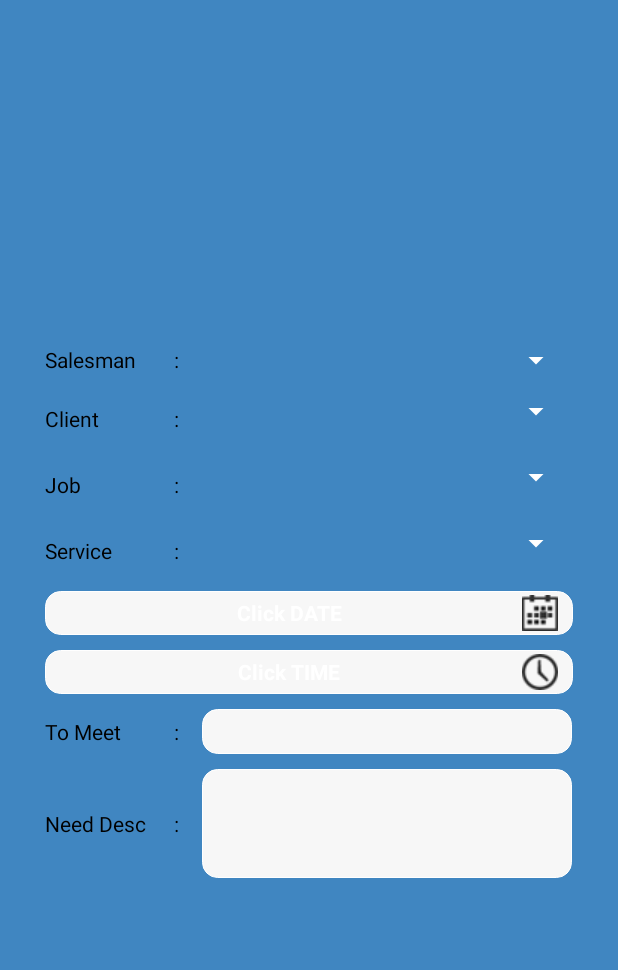
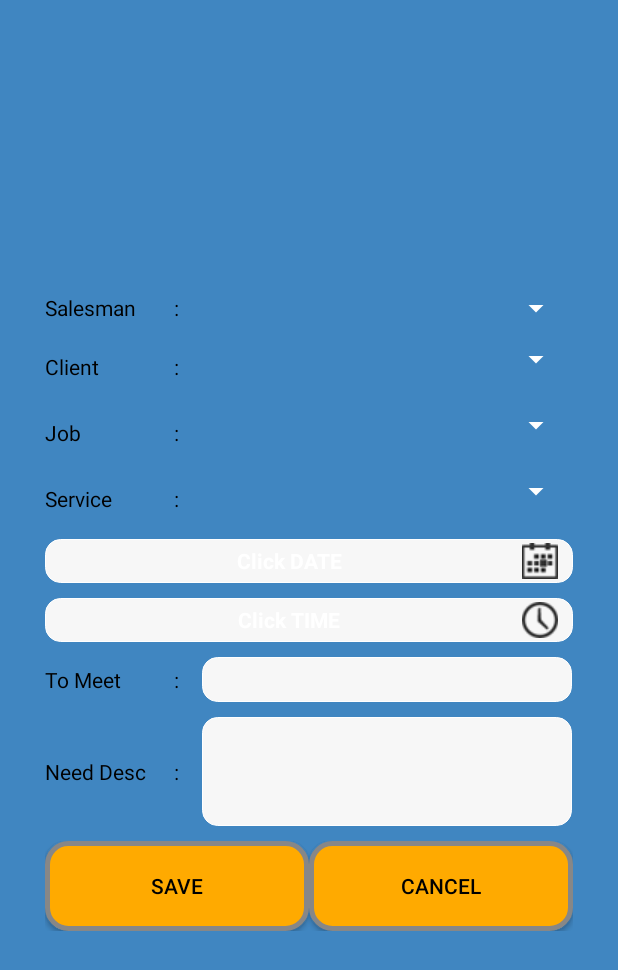
Before and after one commit to respati123/android_attendance, an Android app: the AddScheduleActivityTry screen opened directly, with no data from a screen before it, on a phone screen of 412 x 824 dp. Shown: the top 970 px of the screen. Run offline under Robolectric (Android 15) with nearby library versions, the phone set to English and light mode, and no system bars; pictures from the network do not load.

Commit message:
schedule repair

```diff
--- a/app/src/main/java/com/android/victory/schedule/activity/AddScheduleActivityTry.java
+++ b/app/src/main/java/com/android/victory/schedule/activity/AddScheduleActivityTry.java
@@ -4,6 +4,10 @@ import android.annotation.SuppressLint;
 import android.app.DatePickerDialog;
 import android.app.Dialog;
 import android.app.TimePickerDialog;
+import android.content.ContentValues;
+import android.content.Intent;
+import android.database.Cursor;
+import android.database.sqlite.SQLiteDatabase;
 import android.graphics.Color;
 import android.graphics.drawable.ColorDrawable;
 import android.icu.util.Calendar;
@@ -15,24 +19,50 @@ import android.support.v7.app.AppCompatActivity;
 import android.os.Bundle;
 import android.util.Log;
 import android.view.View;
+import android.widget.ArrayAdapter;
+import android.widget.Button;
 import android.widget.DatePicker;
+import android.widget.EditText;
+import android.widget.Spinner;
 import android.widget.TextView;
+import android.widget.TimePicker;
 import android.widget.Toast;
 
 import com.android.victory.schedule.R;
+import com.android.victory.schedule.data.CloudDatabase;
+import com.android.victory.schedule.data.Model;
+import com.android.victory.schedule.data.ScheduleDatabase;
+import com.android.victory.schedule.service.NetworkService;
 
 import java.text.SimpleDateFormat;
 import java.time.Year;
+import java.util.ArrayList;
 import java.util.Collections;
 import java.util.Date;
 import java.util.Locale;
 
-public class AddScheduleActivityTry extends AppCompatActivity {
+public class AddScheduleActivityTry extends AppCompatActivity implements View.OnClickListener {
 
     TextView txtDate, txtTime;
+    Button btnSave, btnCancel;
     int mYear, mMonth, mDay;
+    EditText meetEditText,descEditText;
+    Spinner salesSpinner,clientSpinner, jobSpinner,serviceSpinner;
+
+
+    private boolean isEdited = false, isDone = false;
+    private int scheduleIndex = 0;
+
+    public SQLiteDatabase db;
+    private String doneDate = "";
+
     private DatePickerDialog.OnDateSetListener dateSetListener;
     private TimePickerDialog.OnTimeSetListener timeSetListener;
+
+    public ArrayList<String> salesRowIdList, clientRowIdList, jobRowIdList, serviceRowIdList;
+    public ArrayList<String> salesRowNameList, clientRowNameList, jobRowNameList, serviceRowNameList;
+
+    int salSelectIndex = 0, cliSelectIndex = 0, jobSelectIndex = 0, srvSelectIndex = 0;
 
     @RequiresApi(api = Build.VERSION_CODES.N)
     @Override
@@ -40,8 +70,149 @@ public class AddScheduleActivityTry extends AppCompatActivity {
         super.onCreate(savedInstanceState);
         setContentView(R.layout.activity_add_schedule_try);
 
+        salesSpinner = (Spinner)findViewById(R.id.sales_spinner);
+        clientSpinner = (Spinner)findViewById(R.id.client_spinner);
+        jobSpinner = (Spinner)findViewById(R.id.job_spinner);
+        serviceSpinner = (Spinner)findViewById(R.id.service_spinner);
         txtDate  = (TextView) findViewById(R.id.textDate);
         txtTime = (TextView) findViewById(R.id.textTime);
+        btnSave = (Button) findViewById(R.id.sch_save);
+        btnCancel = (Button) findViewById(R.id.sch_cancel);
+        meetEditText = (EditText)findViewById(R.id.meet_edittext);
+        descEditText = (EditText)findViewById(R.id.desc_edittext);
+
+        if (getIntent().getExtras() != null){
+            isEdited = getIntent().getExtras().getBoolean("ISEDIT");
+            scheduleIndex = getIntent().getExtras().getInt("INDEX");
+            isDone = getIntent().getExtras().getBoolean("ISDONE");
+            txtTime.setText(Model.getInstance().hasEditedSchedule.getSch_date().split("---")[1]);
+            txtDate.setText(Model.getInstance().hasEditedSchedule.getSch_date().split("---")[0]);
+            meetEditText.setText(Model.getInstance().hasEditedSchedule.getMeet_name());
+            descEditText.setText(Model.getInstance().hasEditedSchedule.getKet());
+        }
+        if (isDone){
+            doneDate = getIntent().getExtras().getString("DONE_DATE");
+            salesSpinner.setEnabled(false);
+            clientSpinner.setEnabled(false);
+            jobSpinner.setEnabled(false);
+            serviceSpinner.setEnabled(false);
+            meetEditText.setEnabled(false);
+            descEditText.setEnabled(false);
+        }
+
+        salesRowIdList = new ArrayList<>();
+        clientRowIdList = new ArrayList<>();
+        jobRowIdList = new ArrayList<>();
+        serviceRowIdList = new ArrayList<>();
+        salesRowNameList = new ArrayList<>();
+        clientRowNameList = new ArrayList<>();
+        jobRowNameList = new ArrayList<>();
+        serviceRowNameList = new ArrayList<>();
+        int index = 0;
+        final CloudDatabase cloudDatabase = new CloudDatabase(AddScheduleActivityTry.this);
+        db = cloudDatabase.getReadableDatabase();
+        Cursor  cursor = db.rawQuery("select * from " + CloudDatabase.TABLE_SALESMAN_NAME,null);
+
+        if (cursor.moveToFirst()){
+            while(!cursor.isAfterLast()){
+                String salRowId = cursor.getString(cursor.getColumnIndex(CloudDatabase.SALESMAN_ROW_ID));
+                String salRowName = cursor.getString(cursor.getColumnIndex(CloudDatabase.SALESMAN_NAME));
+                if (isEdited){
+                    if (salRowName.equals(Model.getInstance().hasEditedSchedule.getSal_name()))salSelectIndex = index;
+                }
+                salesRowIdList.add(salRowId);
+                salesRowNameList.add(salRowName);
+                cursor.moveToNext();
+                index++;
+            }
+        }
+        if (!salesRowIdList.isEmpty()){
+            ArrayAdapter<String> client_adapter = new ArrayAdapter<String>(this,
+                    R.layout.spinner_style, salesRowNameList);
+            salesSpinner.setAdapter(client_adapter);
+            salesSpinner.setSelection(salSelectIndex);
+        }else {
+            salesRowIdList.add(Model.getInstance().username);
+            ArrayAdapter<String> client_adapter = new ArrayAdapter<String>(this,
+                    R.layout.spinner_style, salesRowIdList);
+            salesSpinner.setAdapter(client_adapter);
+            salesSpinner.setSelection(0);
+        }
+
+        index = 0;
+
+        cursor = db.rawQuery("select * from " + CloudDatabase.TABLE_CLIENT_NAME,null);
+        if (cursor.moveToFirst()){
+            while(!cursor.isAfterLast()){
+                String clientRowId = cursor.getString(cursor.getColumnIndex(CloudDatabase.CLIENT_ROW_ID));
+                String clientRowName = cursor.getString(cursor.getColumnIndex(CloudDatabase.CLIENT_NAME));
+                if (isEdited){
+                    if (clientRowName.equals(Model.getInstance().hasEditedSchedule.getClient_name()))cliSelectIndex = index;
+                }
+                clientRowIdList.add(clientRowId);
+                clientRowNameList.add(clientRowName);
+                cursor.moveToNext();
+                index++;
+            }
+        }
+        if (!clientRowIdList.isEmpty()){
+            ArrayAdapter<String> client_adapter = new ArrayAdapter<String>(this,
+                    R.layout.spinner_style, clientRowNameList);
+            clientSpinner.setAdapter(client_adapter);
+            clientSpinner.setSelection(cliSelectIndex);
+        }
+
+        index = 0;
+
+        cursor = db.rawQuery("select * from " + CloudDatabase.TABLE_JOB_NAME,null);
+        if (cursor.moveToFirst()){
+            while(!cursor.isAfterLast()){
+                String jobRowId = cursor.getString(cursor.getColumnIndex(CloudDatabase.JOB_ROW_ID));
+                String jobName = cursor.getString(cursor.getColumnIndex(CloudDatabase.JOB_NAME));
+                if (isEdited){
+                    if (jobName.equals(Model.getInstance().hasEditedSchedule.getJob_name()))jobSelectIndex = index;
+                }
+                jobRowIdList.add(jobRowId);
+                jobRowNameList.add(jobName);
+                cursor.moveToNext();
+                index++;
+            }
+        }
+
+        if (!jobRowIdList.isEmpty()){
+            ArrayAdapter<String> client_adapter = new ArrayAdapter<String>(this,
+                    R.layout.spinner_style, jobRowNameList);
+            jobSpinner.setAdapter(client_adapter);
+            jobSpinner.setSelection(jobSelectIndex);
+        }
+
+        index = 0;
+
+        cursor = db.rawQuery("select * from " + CloudDatabase.TABLE_SERVICE_NAME,null);
+        if (cursor.moveToFirst()){
+            while(!cursor.isAfterLast()){
+                String serviceRowId = cursor.getString(cursor.getColumnIndex(CloudDatabase.SERVICE_CODE));
+                String serviceRowName = cursor.getString(cursor.getColumnIndex(CloudDatabase.SERVICE_NAME));
+                if (isEdited){
+                    if (serviceRowName.equals(Model.getInstance().hasEditedSchedule.getSrv_name()))srvSelectIndex = index;
+                }
+                serviceRowIdList.add(serviceRowId);
+                serviceRowNameList.add(serviceRowName);
+                cursor.moveToNext();
+                index++;
+            }
+        }
+
+        if (!serviceRowIdList.isEmpty()){
+            ArrayAdapter<String> client_adapter = new ArrayAdapter<String>(this,
+                    R.layout.spinner_style, serviceRowNameList);
+            serviceSpinner.setAdapter(client_adapter);
+            serviceSpinner.setSelection(srvSelectIndex);
+        }
+
+        //setOnclicklistener
+        btnSave.setOnClickListener(this);
+        btnCancel.setOnClickListener(this);
 
         txtDate.setOnClickListener(new View.OnClickListener() {
             @Override
@@ -50,6 +221,8 @@ public class AddScheduleActivityTry extends AppCompatActivity {
                 showDialog(txtDate.getId());
             }
         });
+
+
 
         txtTime.setOnClickListener(new View.OnClickListener() {
             @Override
@@ -96,13 +269,82 @@ public class AddScheduleActivityTry extends AppCompatActivity {
 
                 return null;
             case R.id.textTime:
-
-                TimePickerDialog timePickerDialog = new TimePickerDialog(this,
-                        android.R.style.Theme_Material_Dialog_MinWidth, timeSetListener, )
+                Calendar cal = Calendar.getInstance();
+                int hour = cal.get(Calendar.HOUR_OF_DAY);
+                int minute = cal.get(Calendar.MINUTE);
+                TimePickerDialog timePickerDialog = new TimePickerDialog(AddScheduleActivityTry.this, R.style.CustomPickerTheme, new TimePickerDialog.OnTimeSetListener() {
+                    @Override
+                    public void onTimeSet(TimePicker view, int hourOfDay, int minute) {
+                        txtTime.setText(hourOfDay + " : " + minute);
+                    }
+                }, hour, minute, true);
+                timePickerDialog.show();
             default:
                 return null;
         }
     }
 
 
+    @Override
+    public void onClick(View v) {
+
+        switch (v.getId()){
+
+            case R.id.sch_save:
+                if (txtTime.getText().toString().isEmpty()){
+                    txtTime.setError("Time is needed!!!");
+
+                }else if (txtDate.getText().toString().isEmpty()){
+                    txtDate.setError("Date is needed!!!");
+                }else if (meetEditText.getText().toString().isEmpty()){
+                    meetEditText.setError("Meet Name is needed!!!");
+                }else if (descEditText.getText().toString().isEmpty()){
+                    descEditText.setError("Description is needed!!!");
+                }
+
+                final ScheduleDatabase scheduleDatabase = new ScheduleDatabase(AddScheduleActivityTry.this);
+                db = scheduleDatabase.getWritableDatabase();
+                String rowID = System.currentTimeMillis()/1000 + "";
+                if (isEdited){
+                    Cursor res = db.rawQuery("select * from " + ScheduleDatabase.TABLE_SCHEDULE_NAME, null);
+                    int index = 0;
+                    if (res.moveToFirst()){
+                        while (!res.isAfterLast()){
+                            if (scheduleIndex == index){
+                                rowID = res.getString(res.getColumnIndex(ScheduleDatabase.SCHEDULE_ROW_ID));
+                                db.delete(ScheduleDatabase.TABLE_SCHEDULE_NAME, ScheduleDatabase.SCHEDULE_ID + " = '" + res.getString(res.getColumnIndex(ScheduleDatabase.SCHEDULE_ID)) + "'",null);
+                                break;
+                            }
+                            index++;
+                            res.moveToNext();
+                        }
+                    }
+                }
+                ContentValues contentValues = new ContentValues();
+                contentValues.clear();
+                contentValues.put(scheduleDatabase.SCHEDULE_ROW_ID, rowID);
+                contentValues.put(scheduleDatabase.SCHEDULE_SAL_ID, salesRowIdList.get(salesSpinner.getSelectedItemPosition()));
+                contentValues.put(scheduleDatabase.SCHEDULE_SAL_NAME, salesSpinner.getSelectedItem().toString());
+                contentValues.put(scheduleDatabase.SCHEDULE_CLIENT_ID, clientRowIdList.get(clientSpinner.getSelectedItemPosition()));
+                contentValues.put(scheduleDatabase.SCHEDULE_CLIENT_NAME, clientSpinner.getSelectedItem().toString());
+                contentValues.put(scheduleDatabase.SCHEDULE_JOB_ID, jobRowIdList.get(jobSpinner.getSelectedItemPosition()));
+                contentValues.put(scheduleDatabase.SCHEDULE_JOB_NAME, jobSpinner.getSelectedItem().toString());
+                contentValues.put(scheduleDatabase.SCHEDULE_SRV_ID, serviceRowIdList.get(serviceSpinner.getSelectedItemPosition()));
+                contentValues.put(scheduleDatabase.SCHEDULE_SRV_NAME, serviceSpinner.getSelectedItem().toString());
+                contentValues.put(scheduleDatabase.SCHEDULE_KET,descEditText.getText().toString());
+                contentValues.put(scheduleDatabase.SCHEDULE_MEET_NAME,meetEditText.getText().toString());
+                contentValues.put(scheduleDatabase.SCHEDULE_SCH_DATE, txtDate.getText().toString() + "---" + txtTime.getText().toString());
+                contentValues.put(scheduleDatabase.SCHEDULE_SYNC_DATE,"");
+                contentValues.put(scheduleDatabase.SCHEDULE_DONE_DATE,doneDate);
+                db.insert(scheduleDatabase.TABLE_SCHEDULE_NAME, null, contentValues);
+
+                startActivity(new Intent(AddScheduleActivityTry.this, ScheduleActivity.class));
+                finish();
+                NetworkService.uploadSchedule(salesRowIdList.get(salesSpinner.getSelectedItemPosition()), clientRowIdList.get(clientSpinner.getSelectedItemPosition()), jobRowIdList.get(jobSpinner.getSelectedItemPosition()), serviceRowIdList.get(serviceSpinner.getSelectedItemPosition())
+                        , descEditText.getText().toString(), meetEditText.getText().toString(), txtDate.getText().toString() + "---" + txtTime.getText().toString(), rowID);
+                break;
+                default:
+                    break;
+        }
+    }
 }
--- a/app/src/main/java/com/android/victory/schedule/activity/ScheduleActivity.java
+++ b/app/src/main/java/com/android/victory/schedule/activity/ScheduleActivity.java
@@ -573,7 +573,7 @@ public class ScheduleActivity extends AppCompatActivity
                                     scheduleIndex = i;
                                 }
                             }
-                            Intent intent = new Intent(ScheduleActivity.this, AddScheduleActivity.class);
+                            Intent intent = new Intent(ScheduleActivity.this, AddScheduleActivityTry.class);
                             intent.putExtra("ISEDIT",true);
                             if (!schedule.getDone_date().isEmpty()){
                                 intent.putExtra("ISDONE",true);
--- /dev/null
+++ b/app/src/main/res/drawable/button_shape.xml
@@ -0,0 +1,23 @@
+<?xml version="1.0" encoding="utf-8"?>
+<shape xmlns:android="http://schemas.android.com/apk/res/android" android:shape="rectangle" >
+    <corners
+        android:radius="14dp"
+        />
+    <solid
+        android:color="#FFAA00"
+        />
+    <padding
+        android:left="0dp"
+        android:top="0dp"
+        android:right="0dp"
+        android:bottom="0dp"
+        />
+    <size
+        android:width="270dp"
+        android:height="60dp"
+        />
+    <stroke
+        android:width="3dp"
+        android:color="#878787"
+        />
+</shape>
--- a/app/src/main/res/layout/activity_add_schedule_try.xml
+++ b/app/src/main/res/layout/activity_add_schedule_try.xml
@@ -22,7 +22,7 @@
             android:paddingStart="20dp"
             android:paddingEnd="20dp"
             android:layout_gravity="center"
-            android:weightSum="10">
+            android:weightSum="13">
 
             <LinearLayout
                 android:layout_width="match_parent"
@@ -164,6 +164,7 @@
                 android:textStyle="bold"
                 android:hint="Click TIME "
                 android:text=""
+                android:textColor="@color/black"
                 android:id="@+id/textTime" />
 
             <LinearLayout
@@ -228,6 +229,29 @@
                     android:scrollbars="vertical"
                     android:background="@drawable/bg_textfield"/>
             </LinearLayout>
+            <LinearLayout
+                android:layout_width="match_parent"
+                android:layout_height="0dp"
+                android:orientation="horizontal"
+                android:layout_marginBottom="10dp"
+                android:layout_weight="3"
+                android:weightSum="1">
+
+                <Button
+                    android:id="@+id/sch_save"
+                    android:layout_width="wrap_content"
+                    android:layout_height="wrap_content"
+                    android:layout_weight="0.5"
+                    android:text="Save"
+                    android:background="@drawable/button_shape"/>
+                <Button
+                    android:id="@+id/sch_cancel"
+                    android:layout_width="wrap_content"
+                    android:layout_height="wrap_content"
+                    android:layout_weight="0.5"
+                    android:text="cancel"
+                    android:background="@drawable/button_shape"/>
+            </LinearLayout>
         </LinearLayout>
     </ScrollView>
 </RelativeLayout>
--- a/app/src/main/res/values-v21/styles.xml
+++ b/app/src/main/res/values-v21/styles.xml
@@ -1,4 +1,4 @@
-<resources>
+<resources xmlns:tools="http://schemas.android.com/tools">
 
     <style name="AppTheme.NoActionBar">
         <item name="windowActionBar">false</item>
@@ -9,4 +9,6 @@
     <style name="AppTheme.AppBarOverlay" parent="ThemeOverlay.AppCompat.Dark.ActionBar">
         <item name="android:colorPrimary">@color/background_all</item>
     </style>
+
+
 </resources>
--- /dev/null
+++ b/app/src/main/res/values-v23/styles.xml
@@ -0,0 +1,5 @@
+<?xml version="1.0" encoding="utf-8"?>
+<resources>
+
+
+</resources>
--- a/app/src/main/res/values/styles.xml
+++ b/app/src/main/res/values/styles.xml
@@ -1,4 +1,4 @@
-<resources>
+<resources xmlns:tools="http://schemas.android.com/tools">
 
     <!-- Base application theme. -->
     <style name="AppTheme" parent="Theme.AppCompat.Light.NoActionBar">
@@ -8,10 +8,18 @@
         <item name="colorAccent">@color/colorAccent</item>
         <item name="colorControlNormal">#FFFFFF</item>
         <item name="colorControlActivated">#FFFFFF</item>
-        <item name="colorControlHighlight">#FF002B</item>
+        <item name="colorControlHighlight">@color/indigo</item>
         <item name="android:textColorHint">#FFFFFF</item>
-        <item name="android:textColor">@color/textColorLogin</item>
+        <item name="android:textColor">@color/black</item>
 
+    </style>
+
+    <style name="CustomPickerTheme">
+        <item name="colorAccent">@color/background_all</item>
+        <item name="colorControlActivated">@color/background_all</item>
+        <item name="android:textColor">@color/background_all</item>
+        <item name="colorControlHighlight">@color/indigo</item>
+        <item name="colorControlNormal">@color/background_all</item>
     </style>
 
     <style name="AppTheme.Main" parent="Theme.AppCompat.Light.NoActionBar">
```
